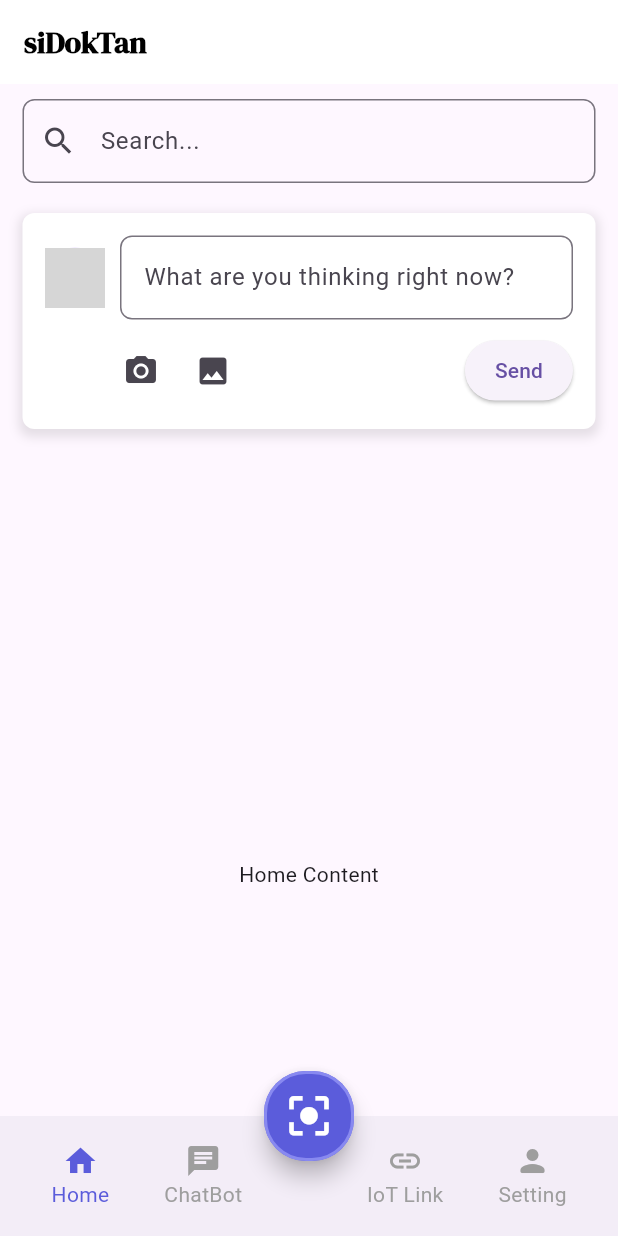
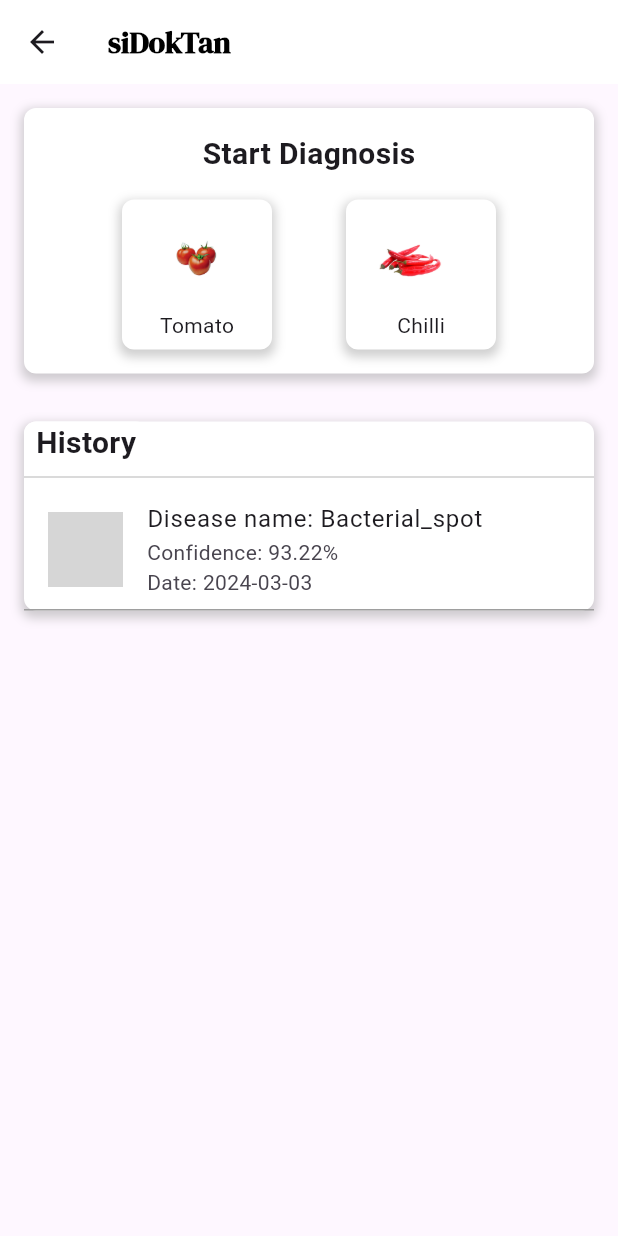
Before and after one commit to tegar42/sidoktan-mobile, a Flutter app: the screen it shows once a user with an empty profile is signed in, after a tap on the "center focus strong" icon, on a phone screen of 412 x 824 dp. Run offline on Flutter 3.47's test engine with Material 3 defaults, Android fonts, the phone set to English and light mode, and no system bars; our stand-ins replace firebase_auth, firebase_core, image_picker; accounts and stored records are empty; network calls fail; grey boxes are pictures that could not be loaded.

Commit message:
second thursday

```diff
--- a/lib/pages/home.dart
+++ b/lib/pages/home.dart
@@ -47,6 +47,8 @@ class HomeContentPage extends StatelessWidget {
             Padding(
               padding:
                   const EdgeInsets.symmetric(vertical: 10.0, horizontal: 15.0),
+              child: SizedBox(
+                height: 40, // Set the desired height here
                 child: TextField(
                   controller: searchController,
                   decoration: InputDecoration(
@@ -55,10 +57,13 @@ class HomeContentPage extends StatelessWidget {
                     border: OutlineInputBorder(
                       borderRadius: BorderRadius.circular(8.0),
                     ),
+                    filled: true,
+                    fillColor: Colors.white,
                   ),
                   onSubmitted: (String value) {
                     // Handle search logic here
                   },
+                ),
               ),
             ),
             Padding(
@@ -97,6 +102,8 @@ class HomeContentPage extends StatelessWidget {
                                 borderRadius: BorderRadius.circular(8.0),
                               ),
                             ),
+                            style: TextStyle(
+                                fontSize: 14), // Change text size to 14
                           ),
                         ),
                       ],
@@ -131,8 +138,16 @@ class HomeContentPage extends StatelessWidget {
                             ),
                             padding: const EdgeInsets.symmetric(
                                 horizontal: 20.0, vertical: 10.0),
+                            // Change the background color here
+                            backgroundColor: Color(
+                                0xFF5B5CDB), // Example: Change to blue color
                           ),
-                          child: const Text('Send'),
+                          child: Text(
+                            'Send',
+                            style: TextStyle(
+                                color:
+                                    Colors.white), // Change text color to white
+                          ),
                         ),
                       ],
                     ),
@@ -140,12 +155,12 @@ class HomeContentPage extends StatelessWidget {
                 ),
               ),
             ),
-            SizedBox(
-              height: MediaQuery.of(context).size.height - 250,
-              child: const Center(
-                child: Text('Home Content'),
-              ),
-            ),
+            // SizedBox(
+            //   height: MediaQuery.of(context).size.height - 250,
+            //   child: const Center(
+            //     child: Text('Home Content'),
+            //   ),
+            // ),
           ],
         ),
       ),
--- a/lib/pages/home_page.dart
+++ b/lib/pages/home_page.dart
@@ -2,6 +2,7 @@ import 'package:firebase_auth/firebase_auth.dart';
 import 'package:flutter/material.dart';
 import 'package:sidoktan/pages/chatbot_page.dart';
 import 'package:sidoktan/pages/components/bottom_navbar.dart';
+import 'package:sidoktan/pages/scan_menu.dart';
 import 'package:sidoktan/pages/settings_page.dart';
 import 'package:sidoktan/pages/home.dart';
 
@@ -44,7 +45,10 @@ class _HomePageState extends State<HomePage> {
         height: 60, // Adjust the height
         child: FloatingActionButton(
           onPressed: () {
-            // Define your action here
+            Navigator.push(
+              context,
+              MaterialPageRoute(builder: (context) => const ScanMenuPage()),
+            );
           },
           backgroundColor: const Color(0xFF5B5CDB),
           shape: RoundedRectangleBorder(
--- /dev/null
+++ b/lib/pages/scan_menu.dart
@@ -0,0 +1,190 @@
+import 'package:flutter/material.dart';
+
+class ScanMenuPage extends StatelessWidget {
+  const ScanMenuPage({super.key});
+
+  @override
+  Widget build(BuildContext context) {
+    return Scaffold(
+      appBar: AppBar(
+        // Removes the back arrow
+        title: const Text(
+          "siDokTan",
+          style: TextStyle(
+            color: Colors.black,
+            fontSize: 20,
+            fontWeight: FontWeight.bold,
+            fontFamily: 'DMSerifDisplay',
+          ),
+        ),
+        backgroundColor: Colors.white,
+      ),
+      body: Padding(
+        padding: const EdgeInsets.all(16.0),
+        child: Column(
+          crossAxisAlignment: CrossAxisAlignment.start,
+          children: <Widget>[
+            Center(
+              child: Container(
+                padding: const EdgeInsets.all(16.0),
+                decoration: BoxDecoration(
+                  color: Colors.white,
+                  borderRadius: BorderRadius.circular(8.0),
+                  boxShadow: [
+                    BoxShadow(
+                      color: Colors.grey.withOpacity(0.5),
+                      spreadRadius: 2,
+                      blurRadius: 5,
+                      offset: const Offset(0, 3),
+                    ),
+                  ],
+                ),
+                child: Column(
+                  children: [
+                    const Text(
+                      'Start Diagnosis',
+                      style: TextStyle(
+                        fontSize: 20.0,
+                        fontWeight: FontWeight.bold,
+                      ),
+                    ),
+                    const SizedBox(height: 16.0),
+                    Row(
+                      mainAxisAlignment: MainAxisAlignment.spaceEvenly,
+                      children: <Widget>[
+                        GestureDetector(
+                          onTap: () {
+                            // Handle Tomato diagnosis
+                          },
+                          child: Container(
+                            width: 100,
+                            height: 100,
+                            decoration: BoxDecoration(
+                              color: Colors.white,
+                              borderRadius: BorderRadius.circular(8.0),
+                              boxShadow: [
+                                BoxShadow(
+                                  color: Colors.grey.withOpacity(0.5),
+                                  spreadRadius: 2,
+                                  blurRadius: 5,
+                                  offset: const Offset(0, 3),
+                                ),
+                              ],
+                            ),
+                            child: Column(
+                              mainAxisAlignment: MainAxisAlignment.center,
+                              children: <Widget>[
+                                Image.asset(
+                                  'assets/img/tomato.png', // Replace with your asset path
+                                  width: 60,
+                                  height: 60,
+                                ),
+                                const SizedBox(height: 8.0),
+                                const Text('Tomato'),
+                              ],
+                            ),
+                          ),
+                        ),
+                        GestureDetector(
+                          onTap: () {
+                            // Handle Chilli diagnosis
+                          },
+                          child: Container(
+                            width: 100,
+                            height: 100,
+                            decoration: BoxDecoration(
+                              color: Colors.white,
+                              borderRadius: BorderRadius.circular(8.0),
+                              boxShadow: [
+                                BoxShadow(
+                                  color: Colors.grey.withOpacity(0.5),
+                                  spreadRadius: 2,
+                                  blurRadius: 5,
+                                  offset: const Offset(0, 3),
+                                ),
+                              ],
+                            ),
+                            child: Column(
+                              mainAxisAlignment: MainAxisAlignment.center,
+                              children: <Widget>[
+                                Image.asset(
+                                  'assets/img/chilis.png', // Replace with your asset path
+                                  width: 60,
+                                  height: 60,
+                                ),
+                                const SizedBox(height: 8.0),
+                                const Text('Chilli'),
+                              ],
+                            ),
+                          ),
+                        ),
+                      ],
+                    ),
+                  ],
+                ),
+              ),
+            ),
+            const SizedBox(height: 32.0),
+            Container(
+              decoration: BoxDecoration(
+                color: Colors.white,
+                borderRadius: BorderRadius.circular(8.0),
+                boxShadow: [
+                  BoxShadow(
+                    color: Colors.grey.withOpacity(0.5),
+                    spreadRadius: 2,
+                    blurRadius: 5,
+                    offset: const Offset(0, 3),
+                  ),
+                ],
+              ),
+              child: Column(
+                crossAxisAlignment: CrossAxisAlignment.start,
+                children: [
+                  Container(
+                    padding: const EdgeInsets.symmetric(horizontal: 8.0),
+                    decoration: const BoxDecoration(
+                      color: Colors.white,
+                      borderRadius: BorderRadius.only(
+                        topLeft: Radius.circular(8.0),
+                        topRight: Radius.circular(8.0),
+                      ),
+                    ),
+                    child: const Text(
+                      'History',
+                      style: TextStyle(
+                        fontSize: 20.0,
+                        fontWeight: FontWeight.bold,
+                      ),
+                    ),
+                  ),
+                  Divider(
+                    color: Colors.grey.withOpacity(0.5),
+                    thickness: 1.0,
+                  ),
+                  Container(
+                    decoration: const BoxDecoration(
+                      border: Border(
+                        bottom: BorderSide(color: Colors.grey),
+                      ),
+                    ),
+                    child: ListTile(
+                      leading: Image.asset(
+                        'assets/img/leaf.jpg', // Replace with your asset path
+                        width: 50,
+                        height: 50,
+                      ),
+                      title: const Text('Disease name: Bacterial_spot'),
+                      subtitle:
+                          const Text('Confidence: 93.22%\nDate: 2024-03-03'),
+                    ),
+                  ),
+                ],
+              ),
+            ),
+          ],
+        ),
+      ),
+    );
+  }
+}
--- a/pubspec.yaml
+++ b/pubspec.yaml
@@ -67,6 +67,9 @@ flutter:
     - assets/img/logo-temp2.png
     - assets/img/sidoktan-logo.png
     - assets/img/kattan.png
+    - assets/img/tomato.png
+    - assets/img/chilis.png
+    - assets/img/leaf.jpg
 
   # An image asset can refer to one or more resolution-specific "variants", see
   # https://flutter.dev/assets-and-images/#resolution-aware
```
Also changed, not shown: assets/img/chilis.png (added), assets/img/tomato.png (added), 1 other file. Lines whose indentation alone changed are shown as unchanged.
